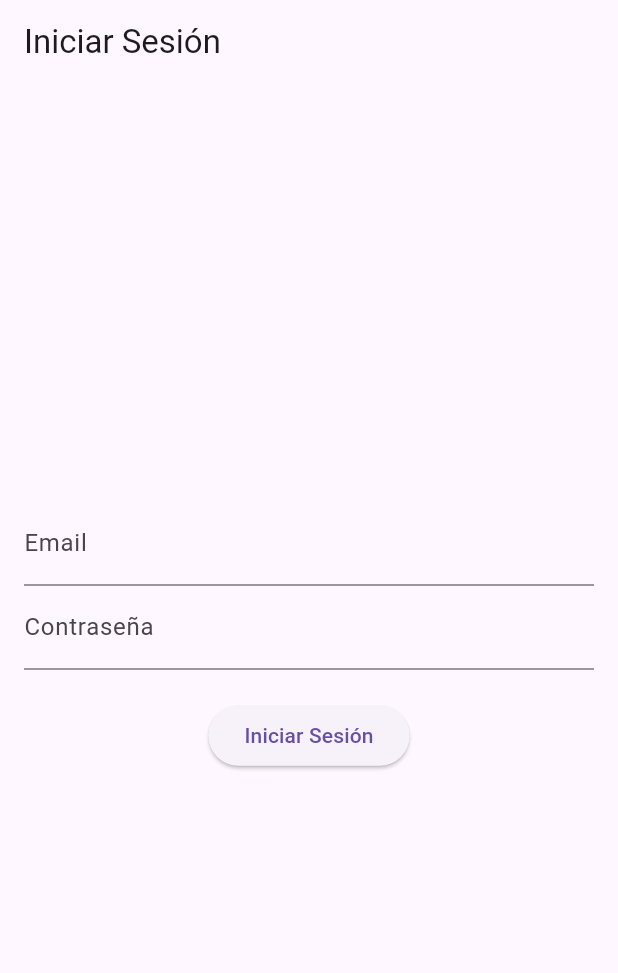
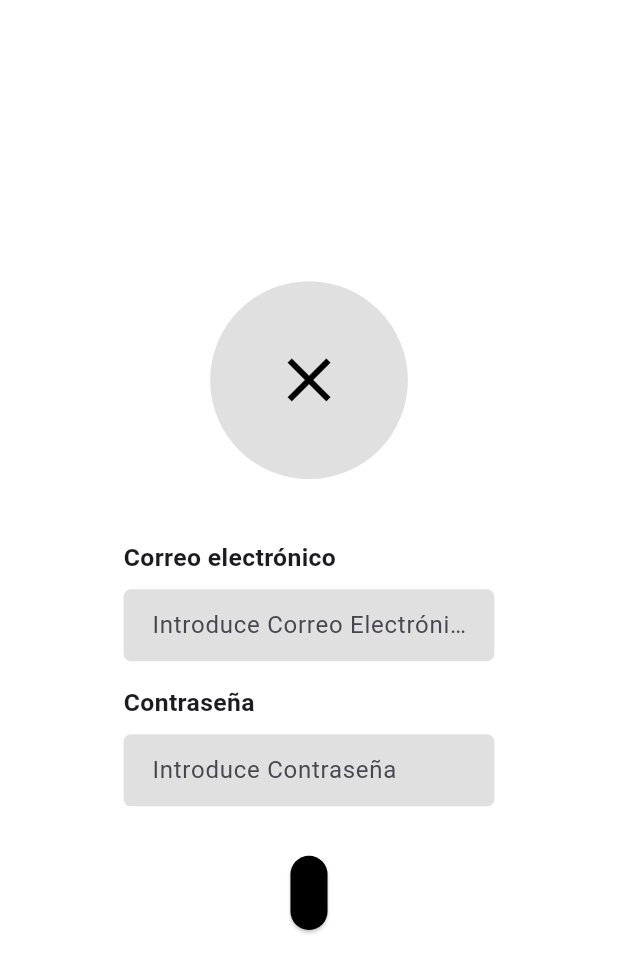
Before and after one commit to daanilm14/TFG, a Flutter app: the screen it shows after launch, on a phone screen of 412 x 824 dp. Shown: the top 973 px of the screen. Run offline on Flutter 3.47's test engine with Material 3 defaults, Android fonts, the phone set to English and light mode, and no system bars; our stand-ins replace cloud_firestore, firebase_auth, firebase_core; accounts and stored records are empty.

Commit message:
Pantalla de inicio de sesión corregida con atributos y tamaños de los campos correspondientes

```diff
--- a/lib/main.dart
+++ b/lib/main.dart
@@ -198,32 +198,113 @@ class _LoginScreenState extends State<LoginScreen> {
     }
   }
 
+
   @override
   Widget build(BuildContext context) {
+    // Obtener dimensiones de la pantalla
+    final screenWidth = MediaQuery.of(context).size.width;
+    final screenHeight = MediaQuery.of(context).size.height;
+
+    // Ancho de los campos de texto (70% del ancho de pantalla)
+    final campoAncho = screenWidth * 0.6;
+
     return Scaffold(
-      appBar: AppBar(title: Text("Iniciar Sesión")),
-      body: Padding(
-        padding: EdgeInsets.all(16.0),
+      backgroundColor: Colors.white,
+      body: Center(
+        child: SingleChildScrollView( // para evitar desbordes en pantallas pequeñas
           child: Column(
             mainAxisAlignment: MainAxisAlignment.center,
             children: [
-            TextField(
-              controller: emailController,
-              decoration: InputDecoration(labelText: "Email"),
+              // Icono superior
+              CircleAvatar(
+                radius: screenHeight * 0.08, // 8% de alto pantalla
+                backgroundColor: Colors.grey[300],
+                child: Icon(Icons.close, size: screenHeight * 0.06, color: Colors.black),
               ),
-            TextField(
-              controller: passwordController,
-              decoration: InputDecoration(labelText: "Contraseña"),
-              obscureText: true,
+              SizedBox(height: screenHeight * 0.05),
+
+                // Texto y campo de correo
+                Column(
+                crossAxisAlignment: CrossAxisAlignment.start,
+                children: [
+                  Text(
+                  "Correo electrónico",
+                  style: TextStyle(fontSize: screenHeight * 0.02, fontWeight: FontWeight.bold),
                   ),
-            SizedBox(height: 20),
-            ElevatedButton(
+                  SizedBox(height: screenHeight * 0.01),
+                  _buildTextField(emailController, "Introduce Correo Electrónico", campoAncho),
+                ],
+                ),
+
+                SizedBox(height: screenHeight * 0.02),
+
+                // Texto y campo de contraseña
+                Column(
+                crossAxisAlignment: CrossAxisAlignment.start,
+                children: [
+                  Text(
+                  "Contraseña",
+                  style: TextStyle(fontSize: screenHeight * 0.02, fontWeight: FontWeight.bold),
+                  ),
+                  SizedBox(height: screenHeight * 0.01),
+                  _buildTextField(passwordController, "Introduce Contraseña", campoAncho, isPassword: true),
+                ],
+                ),
+
+                SizedBox(height: screenHeight * 0.04),
+
+              // Botón
+              SizedBox(
+                width: campoAncho * 0.1,
+                height: screenHeight * 0.06,
+                child: ElevatedButton(
                   onPressed: iniciarSesion,
-              child: Text("Iniciar Sesión"),
+                  style: ElevatedButton.styleFrom(
+                    backgroundColor: Colors.black,
+                    shape: RoundedRectangleBorder(
+                      borderRadius: BorderRadius.circular(20),
                     ),
-            SizedBox(height: 10),
-            Text(mensajeError, style: TextStyle(color: Colors.red)),
+                  ),
+                  child: Text(
+                    "Entrar",
+                    style: TextStyle(color: Colors.white, fontSize: screenHeight * 0.022),
+                  ),
+                ),
+              ),
+
+              SizedBox(height: screenHeight * 0.02),
+              if (mensajeError.isNotEmpty)
+                Padding(
+                  padding: const EdgeInsets.symmetric(horizontal: 20),
+                  child: Text(
+                    mensajeError,
+                    style: TextStyle(color: Colors.red, fontSize: screenHeight * 0.018),
+                    textAlign: TextAlign.center,
+                  ),
+                ),
             ],
+          ),
+        ),
+      ),
+    );
+  }
+
+  Widget _buildTextField(TextEditingController controller, String hintText, double width,
+      {bool isPassword = false}) {
+    return SizedBox(
+      width: width,
+      child: TextField(
+        controller: controller,
+        obscureText: isPassword,
+        decoration: InputDecoration(
+          hintText: hintText,
+          filled: true,
+          fillColor: Colors.grey[300],
+          border: OutlineInputBorder(
+            borderRadius: BorderRadius.circular(5),
+            borderSide: BorderSide.none,
+          ),
+          contentPadding: EdgeInsets.symmetric(vertical: 12, horizontal: 15),
         ),
       ),
     );
```
Lines whose indentation alone changed are shown as unchanged.
